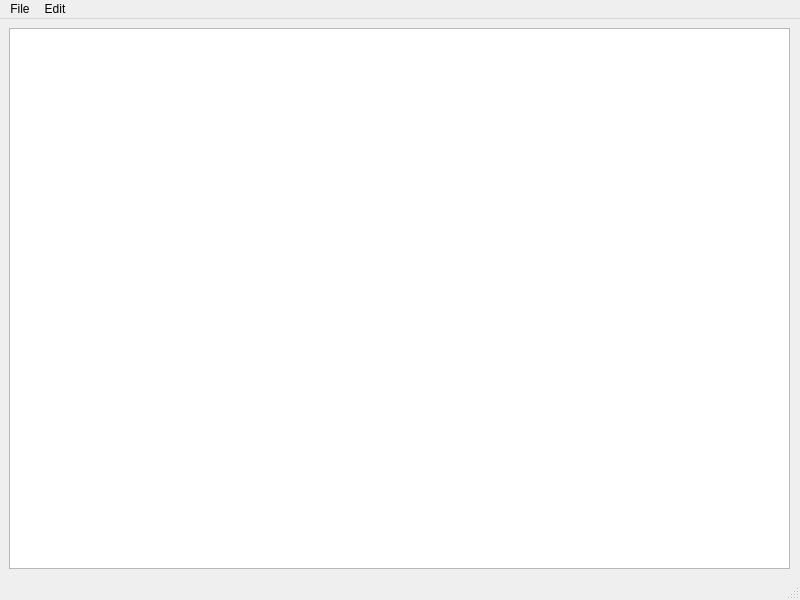
This is notetaker.ui in taylorjohnwood/Notey as Qt 5 draws it before an edit. The edited form follows.
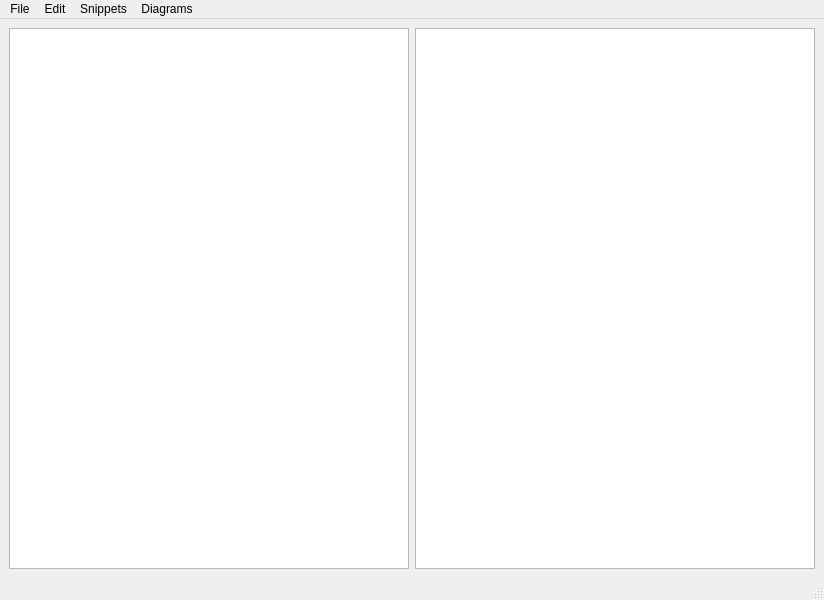
This is the edited form. Icons and pictures are not drawn.

```diff
--- a/notetaker.ui
+++ b/notetaker.ui
@@ -14,21 +14,28 @@
    <string>NoteTaker</string>
   </property>
   <widget class="QWidget" name="centralwidget">
-   <widget class="QWidget" name="verticalLayoutWidget">
-    <property name="geometry">
-     <rect>
-      <x>9</x>
-      <y>9</y>
-      <width>781</width>
-      <height>541</height>
-     </rect>
-    </property>
-    <layout class="QVBoxLayout" name="verticalLayout">
-     <item>
-      <widget class="QPlainTextEdit" name="mainTextEdit"/>
-     </item>
-    </layout>
-   </widget>
+   <layout class="QGridLayout" name="gridLayout_2">
+    <item row="0" column="0">
+     <widget class="QPlainTextEdit" name="mainTextEdit">
+      <property name="minimumSize">
+       <size>
+        <width>400</width>
+        <height>0</height>
+       </size>
+      </property>
+     </widget>
+    </item>
+    <item row="0" column="1">
+     <widget class="QGraphicsView" name="pdfView">
+      <property name="minimumSize">
+       <size>
+        <width>400</width>
+        <height>0</height>
+       </size>
+      </property>
+     </widget>
+    </item>
+   </layout>
   </widget>
   <widget class="QMenuBar" name="menubar">
    <property name="geometry">
@@ -59,8 +66,20 @@
     <addaction name="actionUndo"/>
     <addaction name="actionRedo"/>
    </widget>
+   <widget class="QMenu" name="menuSnippets">
+    <property name="title">
+     <string>Snippets</string>
+    </property>
+   </widget>
+   <widget class="QMenu" name="menuDiagrams">
+    <property name="title">
+     <string>Diagrams</string>
+    </property>
+   </widget>
    <addaction name="menuFile"/>
    <addaction name="menuEdit"/>
+   <addaction name="menuSnippets"/>
+   <addaction name="menuDiagrams"/>
   </widget>
   <widget class="QStatusBar" name="statusbar"/>
   <action name="actionNew">
```
